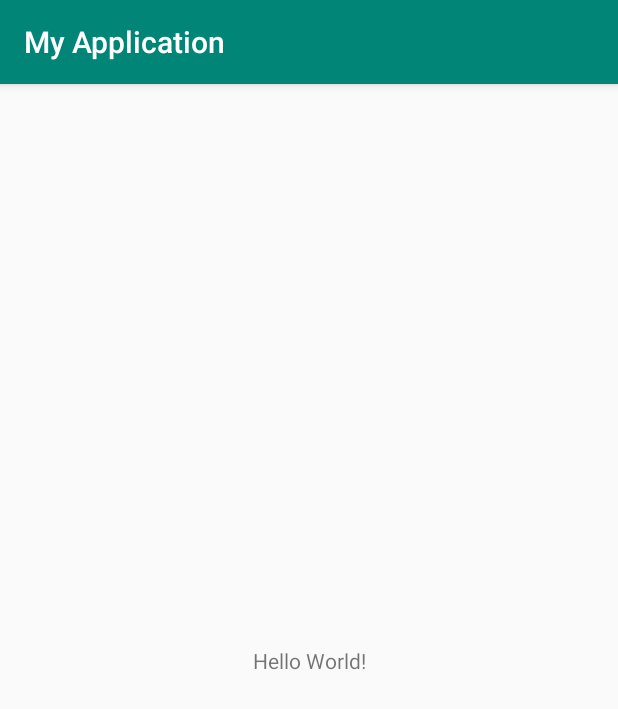
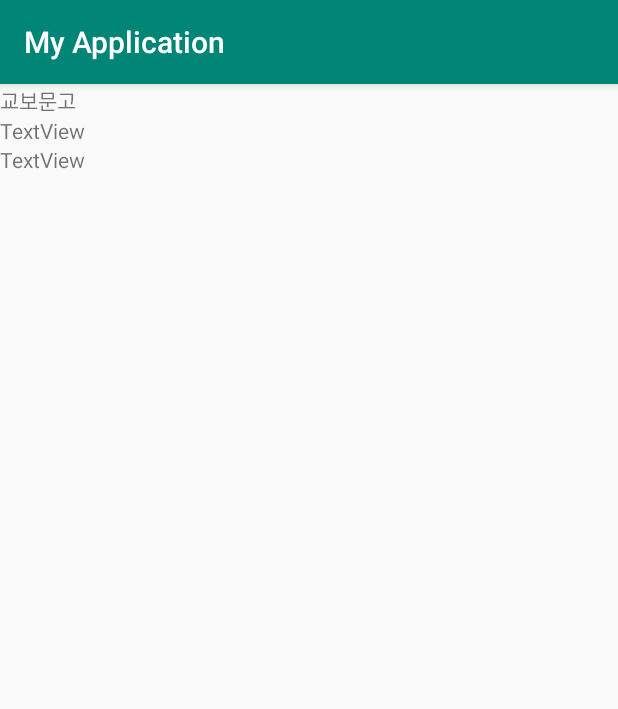
Before and after one commit to JiHyeonMon/Sopt191116, an Android app: the screen it shows after launch (MainActivity), on a phone screen of 412 x 824 dp. Shown: the top 709 px of the screen. Run offline under Robolectric (Android 15) with nearby library versions, the phone set to English and light mode, and no system bars.

Commit message:
두번째

```diff
--- a/app/build.gradle
+++ b/app/build.gradle
@@ -32,4 +32,5 @@ dependencies {
     testImplementation 'junit:junit:4.12'
     androidTestImplementation 'androidx.test:runner:1.2.0'
     androidTestImplementation 'androidx.test.espresso:espresso-core:3.2.0'
+    implementation 'androidx.recyclerview:recyclerview:1.0.0'
 }
--- a/app/src/main/res/layout/activity_main.xml
+++ b/app/src/main/res/layout/activity_main.xml
@@ -1,18 +1,54 @@
 <?xml version="1.0" encoding="utf-8"?>
-<androidx.constraintlayout.widget.ConstraintLayout xmlns:android="http://schemas.android.com/apk/res/android"
+<androidx.core.widget.NestedScrollView xmlns:android="http://schemas.android.com/apk/res/android"
     xmlns:app="http://schemas.android.com/apk/res-auto"
     xmlns:tools="http://schemas.android.com/tools"
     android:layout_width="match_parent"
     android:layout_height="match_parent"
-    tools:context=".MainActivity">
+    tools:context=".MainActivity"
+    android:orientation="vertical">
 
-    <TextView
-        android:layout_width="wrap_content"
+    <LinearLayout
+        android:layout_width="match_parent"
         android:layout_height="wrap_content"
-        android:text="Hello World!"
-        app:layout_constraintBottom_toBottomOf="parent"
-        app:layout_constraintLeft_toLeftOf="parent"
-        app:layout_constraintRight_toRightOf="parent"
-        app:layout_constraintTop_toTopOf="parent" />
+        android:orientation="vertical">
 
-</androidx.constraintlayout.widget.ConstraintLayout>
+        <LinearLayout
+            android:layout_width="match_parent"
+            android:layout_height="match_parent"
+            android:orientation="horizontal">
+
+            <TextView
+                android:id="@+id/textView"
+                android:layout_width="wrap_content"
+                android:layout_height="wrap_content"
+                android:layout_weight="1"
+                android:text="교보문고" />
+        </LinearLayout>
+
+        <androidx.recyclerview.widget.RecyclerView
+            android:layout_width="match_parent"
+            android:layout_height="match_parent" />
+
+        <TextView
+            android:id="@+id/textView2"
+            android:layout_width="match_parent"
+            android:layout_height="wrap_content"
+            android:text="TextView" />
+
+        <androidx.recyclerview.widget.RecyclerView
+            android:layout_width="match_parent"
+            android:layout_height="match_parent" />
+
+        <TextView
+            android:id="@+id/textView2"
+            android:layout_width="match_parent"
+            android:layout_height="wrap_content"
+            android:text="TextView" />
+
+        <androidx.recyclerview.widget.RecyclerView
+            android:layout_width="match_parent"
+            android:layout_height="match_parent" />
+
+
+    </LinearLayout>
+</androidx.core.widget.NestedScrollView>
```
